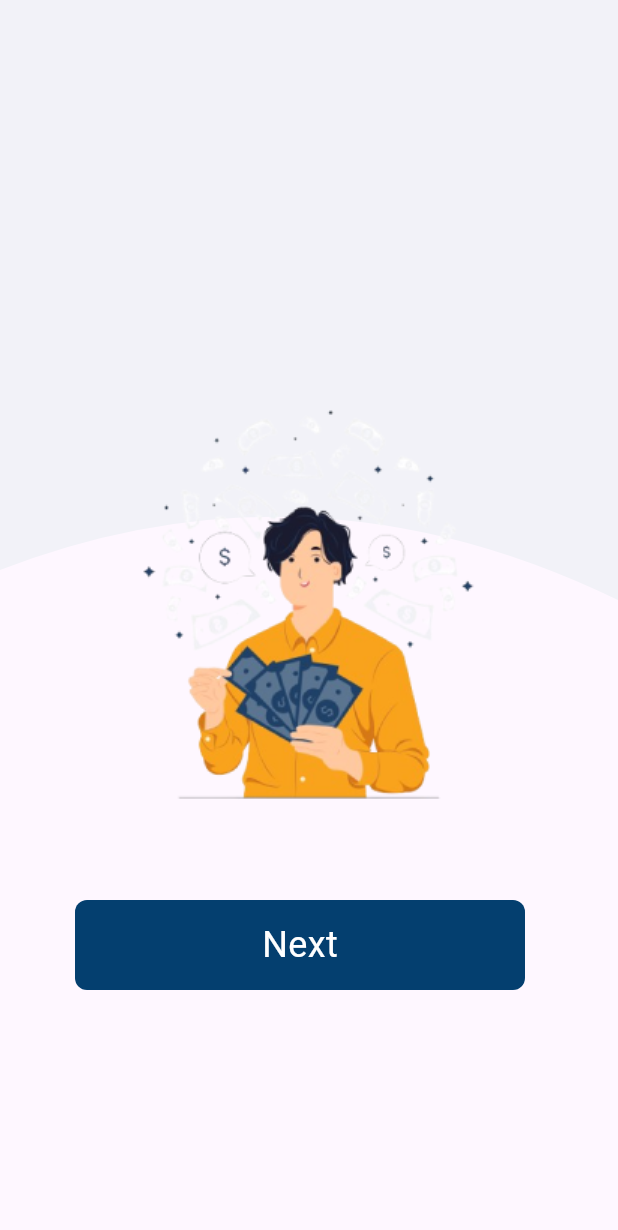
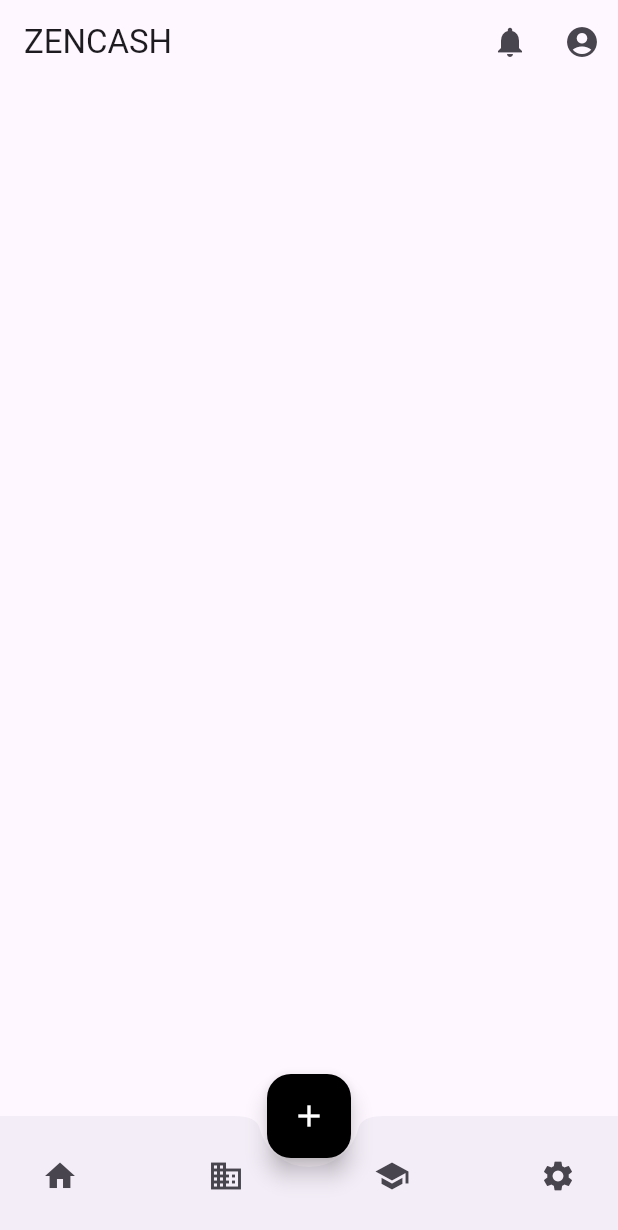
Before and after one commit to Antrimo/Zencash, a Flutter app: the screen it shows after launch, on a phone screen of 412 x 824 dp. Shown: the top 1230 px of the screen. Run offline on Flutter 3.47's test engine with Material 3 defaults, Android fonts, the light colour scheme and no system bars.

Commit message:
Home skeleton
navbar and rudimentary stuff

```diff
--- /dev/null
+++ b/lib/home.dart
@@ -0,0 +1,34 @@
+import 'package:flutter/material.dart';
+
+class Home extends StatefulWidget {
+  const Home({super.key});
+
+  @override
+  State<Home> createState() => _HomeState();
+}
+
+class _HomeState extends State<Home> {
+  @override
+  Widget build(BuildContext context) {
+    return Scaffold(
+      appBar: AppBar(
+        title: const Text('ZENCASH'),
+        actions: <Widget>[
+          IconButton(
+            icon: const Icon(Icons.notifications),
+            onPressed: () {
+              // Handle the notification icon press
+            },
+          ),
+          IconButton(
+            icon: const Icon(Icons.account_circle),
+            onPressed: () {
+              // Handle the profile icon press
+            },
+          ),
+        ],
+      ),
+      body: Column(),
+    );
+  }
+}
--- /dev/null
+++ b/lib/landing.dart
@@ -0,0 +1,59 @@
+import 'package:flutter/material.dart';
+import 'package:zencash/home.dart';
+
+class LandingPage extends StatefulWidget {
+  const LandingPage({Key? key}) : super(key: key);
+
+  @override
+  State<LandingPage> createState() => _LandingPageState();
+}
+
+class _LandingPageState extends State<LandingPage> {
+  int _selectedIndex = 0;
+  static const List<Widget> _widgetOptions = <Widget>[
+    Home(),
+    Text('Business'),
+    Text('School'),
+    Text('Settings'),
+  ];
+
+  void _onItemTapped(int index) {
+    setState(() {
+      _selectedIndex = index;
+    });
+  }
+
+  @override
+  Widget build(BuildContext context) {
+    return Scaffold(
+      body: Center(
+        child: _widgetOptions.elementAt(_selectedIndex),
+      ),
+
+      bottomNavigationBar: BottomAppBar(
+        shape: const CircularNotchedRectangle(),
+        notchMargin: 6.0,
+        child: Row(
+          mainAxisSize: MainAxisSize.max,
+          mainAxisAlignment: MainAxisAlignment.spaceBetween,
+          children: <Widget>[
+            IconButton(icon: const Icon(Icons.home),
+            // isSelected: true,
+            onPressed: () { _onItemTapped(0); },),
+            IconButton(icon: const Icon(Icons.business), onPressed: () { _onItemTapped(1); },),
+            IconButton(icon: const Icon(Icons.school), onPressed: () { _onItemTapped(2); },),
+            IconButton(icon: const Icon(Icons.settings), onPressed: () { _onItemTapped(3); },),
+          ],
+        ),
+      ),
+      floatingActionButton: FloatingActionButton(
+        onPressed: () {
+          // Handle the + button press
+        },
+        backgroundColor: Colors.black,
+        child: const Icon(Icons.add, color: Colors.white,),
+      ),
+      floatingActionButtonLocation: FloatingActionButtonLocation.centerDocked,
+    );
+  }
+}
--- a/lib/main.dart
+++ b/lib/main.dart
@@ -1,5 +1,7 @@
 import 'package:flutter/material.dart';
 import 'package:flutter/widgets.dart';
+import 'package:zencash/home.dart';
+import 'package:zencash/landing.dart';
 import 'package:zencash/onbard/page_one.dart';
 
 void main() {
@@ -16,9 +18,13 @@
 class _MyAppState extends State<MyApp> {
   @override
   Widget build(BuildContext context) {
-    return const MaterialApp(
+    return MaterialApp(
+       title: 'ZENCASH',
+       theme: ThemeData(
+        primarySwatch: Colors.blue,
+      ),
       debugShowCheckedModeBanner: false,
-      home: Page1(),
+      home: const LandingPage(),
     );
   }
 }
```
